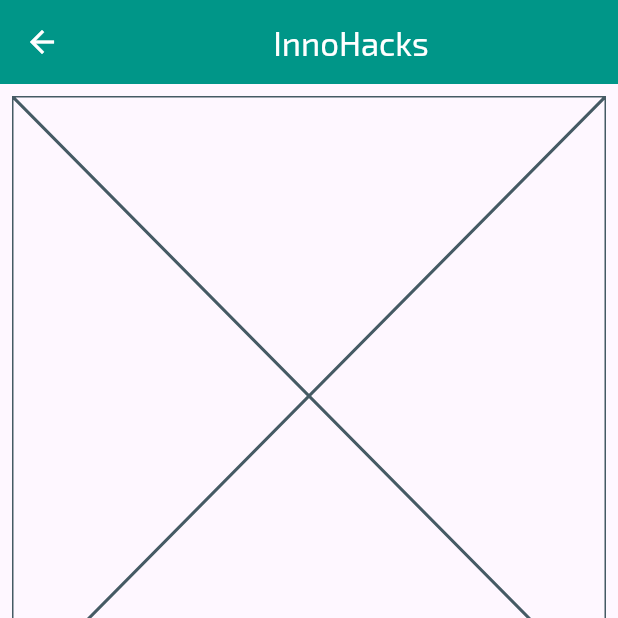
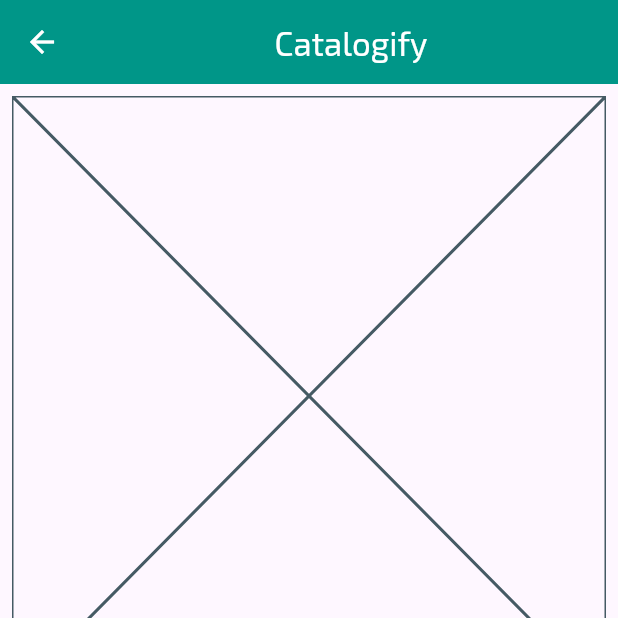
Before and after one commit to Ahmedazim7804/Catalogify-Frontend, a Flutter app: the ProductScreen screen opened directly, on a phone screen of 412 x 824 dp, the top half of it. Run offline on Flutter 3.47's test engine with Material 3 defaults, Android fonts, the phone set to English and light mode, and no system bars; our stand-ins replace awesome_snackbar_content, carousel_slider, file_picker, firebase_auth, firebase_core, firebase_storage and 9 more; accounts and stored records are empty; network calls fail; project files that could hold a hidden picture were left out.

Commit message:
some changes

```diff
--- a/lib/screens/home_screen.dart
+++ b/lib/screens/home_screen.dart
@@ -27,7 +27,7 @@ class _HomeScreenState extends State<HomeScreen> {
         foregroundColor: Colors.white,
         title: Center(
           child: Text(
-            "InnoHacks",
+            "Catalogify",
             style: GoogleFonts.exo2(),
           ),
         ),
--- a/lib/screens/products_screen.dart
+++ b/lib/screens/products_screen.dart
@@ -18,7 +18,7 @@ class _ProductScreenState extends State<ProductScreen> {
         foregroundColor: Colors.white,
         title: Center(
           child: Text(
-            "InnoHacks",
+            "Catalogify",
             style: GoogleFonts.exo2(),
           ),
         ),
```
